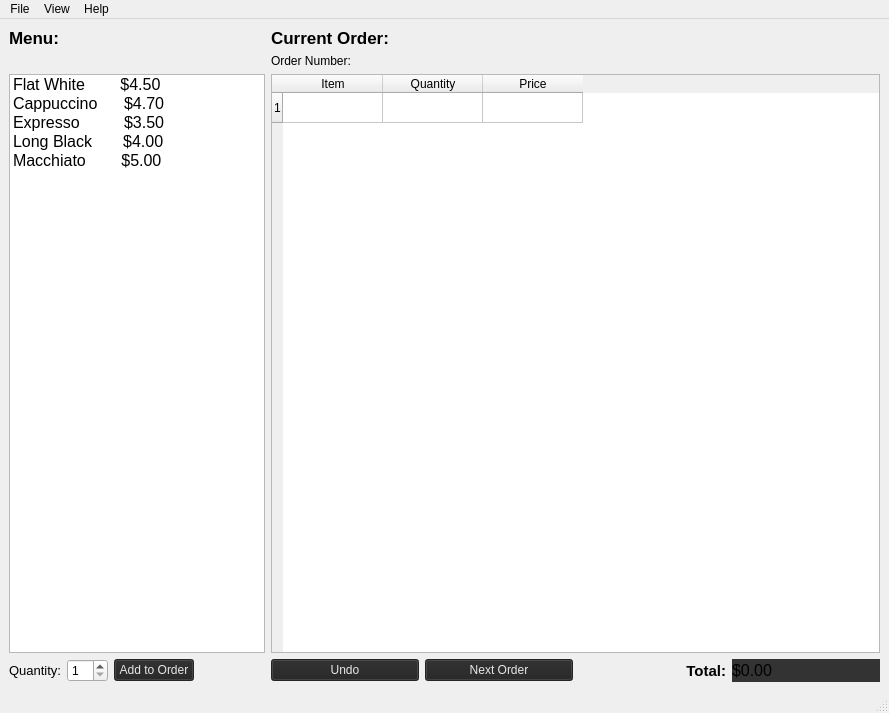
Above: qtc-part2/mainwindow.ui from moylty/DejaBrewPOS before the change. Below: the same form after it.
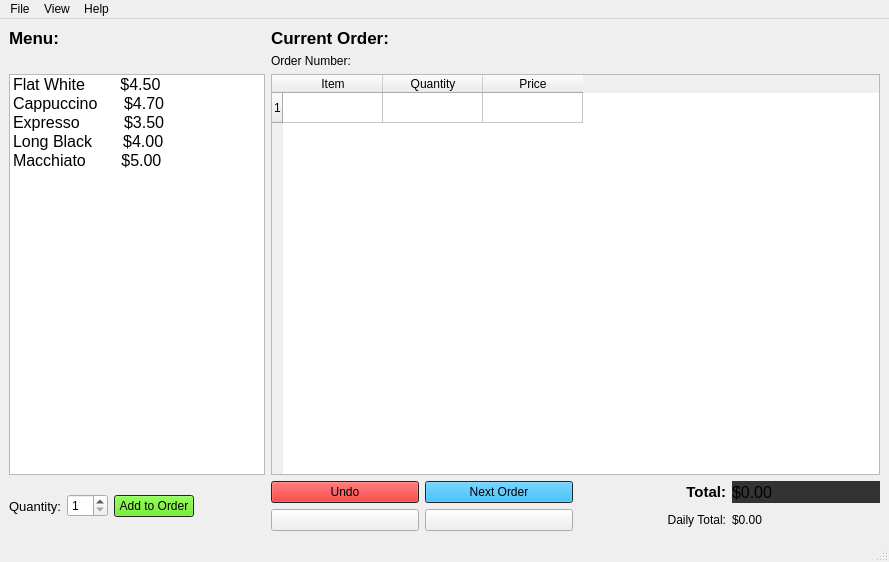
That is the form after the change. Icons and pictures are not drawn.

Commit message: added daily total ; altered colours

```diff
--- a/qtc-part2/mainwindow.ui
+++ b/qtc-part2/mainwindow.ui
@@ -7,7 +7,7 @@
     <x>0</x>
     <y>0</y>
     <width>889</width>
-    <height>713</height>
+    <height>562</height>
    </rect>
   </property>
   <property name="minimumSize">
@@ -25,20 +25,21 @@
   </property>
   <widget class="QWidget" name="centralwidget">
    <layout class="QGridLayout" name="gridLayout">
-    <item row="1" column="7">
-     <widget class="QLabel" name="coLabel">
+    <item row="1" column="0">
+     <widget class="QLabel" name="menulabel">
       <property name="font">
        <font>
         <pointsize>13</pointsize>
+        <weight>75</weight>
         <bold>true</bold>
        </font>
       </property>
       <property name="text">
-       <string>Current Order:</string>
+       <string>Menu:</string>
       </property>
      </widget>
     </item>
-    <item row="5" column="7">
+    <item row="5" column="6">
      <widget class="QTableWidget" name="orderTable">
       <property name="focusPolicy">
        <enum>Qt::NoFocus</enum>
@@ -68,460 +69,12 @@
       </column>
      </widget>
     </item>
-    <item row="7" column="2">
-     <widget class="QPushButton" name="addOrderButton">
-      <property name="palette">
-       <palette>
-        <active>
-         <colorrole role="WindowText">
-          <brush brushstyle="SolidPattern">
-           <color alpha="255">
-            <red>255</red>
-            <green>255</green>
-            <blue>255</blue>
-           </color>
-          </brush>
-         </colorrole>
-         <colorrole role="Button">
-          <brush brushstyle="SolidPattern">
-           <color alpha="255">
-            <red>33</red>
-            <green>99</green>
-            <blue>0</blue>
-           </color>
-          </brush>
-         </colorrole>
-         <colorrole role="Light">
-          <brush brushstyle="SolidPattern">
-           <color alpha="255">
-            <red>49</red>
-            <green>148</green>
-            <blue>0</blue>
-           </color>
-          </brush>
-         </colorrole>
-         <colorrole role="Midlight">
-          <brush brushstyle="SolidPattern">
-           <color alpha="255">
-            <red>41</red>
-            <green>123</green>
-            <blue>0</blue>
-           </color>
-          </brush>
-         </colorrole>
-         <colorrole role="Dark">
-          <brush brushstyle="SolidPattern">
-           <color alpha="255">
-            <red>16</red>
-            <green>49</green>
-            <blue>0</blue>
-           </color>
-          </brush>
-         </colorrole>
-         <colorrole role="Mid">
-          <brush brushstyle="SolidPattern">
-           <color alpha="255">
-            <red>22</red>
-            <green>66</green>
-            <blue>0</blue>
-           </color>
-          </brush>
-         </colorrole>
-         <colorrole role="Text">
-          <brush brushstyle="SolidPattern">
-           <color alpha="255">
-            <red>255</red>
-            <green>255</green>
-            <blue>255</blue>
-           </color>
-          </brush>
-         </colorrole>
-         <colorrole role="BrightText">
-          <brush brushstyle="SolidPattern">
-           <color alpha="255">
-            <red>255</red>
-            <green>255</green>
-            <blue>255</blue>
-           </color>
-          </brush>
-         </colorrole>
-         <colorrole role="ButtonText">
-          <brush brushstyle="SolidPattern">
-           <color alpha="255">
-            <red>255</red>
-            <green>255</green>
-            <blue>255</blue>
-           </color>
-          </brush>
-         </colorrole>
-         <colorrole role="Base">
-          <brush brushstyle="SolidPattern">
-           <color alpha="255">
-            <red>0</red>
-            <green>0</green>
-            <blue>0</blue>
-           </color>
-          </brush>
-         </colorrole>
-         <colorrole role="Window">
-          <brush brushstyle="SolidPattern">
-           <color alpha="255">
-            <red>33</red>
-            <green>99</green>
-            <blue>0</blue>
-           </color>
-          </brush>
-         </colorrole>
-         <colorrole role="Shadow">
-          <brush brushstyle="SolidPattern">
-           <color alpha="255">
-            <red>0</red>
-            <green>0</green>
-            <blue>0</blue>
-           </color>
-          </brush>
-         </colorrole>
-         <colorrole role="AlternateBase">
-          <brush brushstyle="SolidPattern">
-           <color alpha="255">
-            <red>16</red>
-            <green>49</green>
-            <blue>0</blue>
-           </color>
-          </brush>
-         </colorrole>
-         <colorrole role="ToolTipBase">
-          <brush brushstyle="SolidPattern">
-           <color alpha="255">
-            <red>255</red>
-            <green>255</green>
-            <blue>220</blue>
-           </color>
-          </brush>
-         </colorrole>
-         <colorrole role="ToolTipText">
-          <brush brushstyle="SolidPattern">
-           <color alpha="255">
-            <red>0</red>
-            <green>0</green>
-            <blue>0</blue>
-           </color>
-          </brush>
-         </colorrole>
-        </active>
-        <inactive>
-         <colorrole role="WindowText">
-          <brush brushstyle="SolidPattern">
-           <color alpha="255">
-            <red>231</red>
-            <green>231</green>
-            <blue>231</blue>
-           </color>
-          </brush>
-         </colorrole>
-         <colorrole role="Button">
-          <brush brushstyle="SolidPattern">
-           <color alpha="255">
-            <red>35</red>
-            <green>35</green>
-            <blue>35</blue>
-           </color>
-          </brush>
-         </colorrole>
-         <colorrole role="Light">
-          <brush brushstyle="SolidPattern">
-           <color alpha="255">
-            <red>255</red>
-            <green>255</green>
-            <blue>255</blue>
-           </color>
-          </brush>
-         </colorrole>
-         <colorrole role="Midlight">
-          <brush brushstyle="SolidPattern">
-           <color alpha="255">
-            <red>202</red>
-            <green>202</green>
-            <blue>202</blue>
-           </color>
-          </brush>
-         </colorrole>
-         <colorrole role="Dark">
-          <brush brushstyle="SolidPattern">
-           <color alpha="255">
-            <red>35</red>
-            <green>35</green>
-            <blue>35</blue>
-           </color>
-          </brush>
-         </colorrole>
-         <colorrole role="Mid">
-          <brush brushstyle="SolidPattern">
-           <color alpha="255">
-            <red>160</red>
-            <green>160</green>
-            <blue>160</blue>
-           </color>
-          </brush>
-         </colorrole>
-         <colorrole role="Text">
-          <brush brushstyle="SolidPattern">
-           <color alpha="255">
-            <red>231</red>
-            <green>231</green>
-            <blue>231</blue>
-           </color>
-          </brush>
-         </colorrole>
-         <colorrole role="BrightText">
-          <brush brushstyle="SolidPattern">
-           <color alpha="255">
-            <red>255</red>
-            <green>0</green>
-            <blue>0</blue>
-           </color>
-          </brush>
-         </colorrole>
-         <colorrole role="ButtonText">
-          <brush brushstyle="SolidPattern">
-           <color alpha="255">
-            <red>231</red>
-            <green>231</green>
-            <blue>231</blue>
-           </color>
-          </brush>
-         </colorrole>
-         <colorrole role="Base">
-          <brush brushstyle="SolidPattern">
-           <color alpha="255">
-            <red>51</red>
-            <green>51</green>
-            <blue>51</blue>
-           </color>
-          </brush>
-         </colorrole>
-         <colorrole role="Window">
-          <brush brushstyle="SolidPattern">
-           <color alpha="255">
-            <red>51</red>
-            <green>51</green>
-            <blue>51</blue>
-           </color>
-          </brush>
-         </colorrole>
-         <colorrole role="Shadow">
-          <brush brushstyle="SolidPattern">
-           <color alpha="255">
-            <red>118</red>
-            <green>118</green>
-            <blue>118</blue>
-           </color>
-          </brush>
-         </colorrole>
-         <colorrole role="AlternateBase">
-          <brush brushstyle="SolidPattern">
-           <color alpha="255">
-            <red>81</red>
-            <green>81</green>
-            <blue>81</blue>
-           </color>
-          </brush>
-         </colorrole>
-         <colorrole role="ToolTipBase">
-          <brush brushstyle="SolidPattern">
-           <color alpha="102">
-            <red>0</red>
-            <green>0</green>
-            <blue>0</blue>
-           </color>
-          </brush>
-         </colorrole>
-         <colorrole role="ToolTipText">
-          <brush brushstyle="SolidPattern">
-           <color alpha="255">
-            <red>231</red>
-            <green>231</green>
-            <blue>231</blue>
-           </color>
-          </brush>
-         </colorrole>
-        </inactive>
-        <disabled>
-         <colorrole role="WindowText">
-          <brush brushstyle="SolidPattern">
-           <color alpha="255">
-            <red>16</red>
-            <green>49</green>
-            <blue>0</blue>
-           </color>
-          </brush>
-         </colorrole>
-         <colorrole role="Button">
-          <brush brushstyle="SolidPattern">
-           <color alpha="255">
-            <red>33</red>
-            <green>99</green>
-            <blue>0</blue>
-           </color>
-          </brush>
-         </colorrole>
-         <colorrole role="Light">
-          <brush brushstyle="SolidPattern">
-           <color alpha="255">
-            <red>49</red>
-            <green>148</green>
-            <blue>0</blue>
-           </color>
-          </brush>
-         </colorrole>
-         <colorrole role="Midlight">
-          <brush brushstyle="SolidPattern">
-           <color alpha="255">
-            <red>41</red>
-            <green>123</green>
-            <blue>0</blue>
-           </color>
-          </brush>
-         </colorrole>
-         <colorrole role="Dark">
-          <brush brushstyle="SolidPattern">
-           <color alpha="255">
-            <red>16</red>
-            <green>49</green>
-            <blue>0</blue>
-           </color>
-          </brush>
-         </colorrole>
-         <colorrole role="Mid">
-          <brush brushstyle="SolidPattern">
-           <color alpha="255">
-            <red>22</red>
-            <green>66</green>
-            <blue>0</blue>
-           </color>
-          </brush>
-         </colorrole>
-         <colorrole role="Text">
-          <brush brushstyle="SolidPattern">
-           <color alpha="255">
-            <red>16</red>
-            <green>49</green>
-            <blue>0</blue>
-           </color>
-          </brush>
-         </colorrole>
-         <colorrole role="BrightText">
-          <brush brushstyle="SolidPattern">
-           <color alpha="255">
-            <red>255</red>
-            <green>255</green>
-            <blue>255</blue>
-           </color>
-          </brush>
-         </colorrole>
-         <colorrole role="ButtonText">
-          <brush brushstyle="SolidPattern">
-           <color alpha="255">
-            <red>16</red>
-            <green>49</green>
-            <blue>0</blue>
-           </color>
-          </brush>
-         </colorrole>
-         <colorrole role="Base">
-          <brush brushstyle="SolidPattern">
-           <color alpha="255">
-            <red>33</red>
-            <green>99</green>
-            <blue>0</blue>
-           </color>
-          </brush>
-         </colorrole>
-         <colorrole role="Window">
-          <brush brushstyle="SolidPattern">
-           <color alpha="255">
-            <red>33</red>
-            <green>99</green>
-            <blue>0</blue>
-           </color>
-          </brush>
-         </colorrole>
-         <colorrole role="Shadow">
-          <brush brushstyle="SolidPattern">
-           <color alpha="255">
-            <red>177</red>
-            <green>177</green>
-            <blue>177</blue>
-           </color>
-          </brush>
-         </colorrole>
-         <colorrole role="AlternateBase">
-          <brush brushstyle="SolidPattern">
-           <color alpha="255">
-            <red>81</red>
-            <green>81</green>
-            <blue>81</blue>
-           </color>
-          </brush>
-         </colorrole>
-         <colorrole role="ToolTipBase">
-          <brush brushstyle="SolidPattern">
-           <color alpha="102">
-            <red>0</red>
-            <green>0</green>
-            <blue>0</blue>
-           </color>
-          </brush>
-         </colorrole>
-         <colorrole role="ToolTipText">
-          <brush brushstyle="SolidPattern">
-           <color alpha="255">
-            <red>231</red>
-            <green>231</green>
-            <blue>231</blue>
-           </color>
-          </brush>
-         </colorrole>
-        </disabled>
-       </palette>
-      </property>
-      <property name="text">
-       <string>Add to Order</string>
-      </property>
-     </widget>
-    </item>
-    <item row="1" column="0">
-     <widget class="QLabel" name="menulabel">
-      <property name="font">
-       <font>
-        <pointsize>13</pointsize>
-        <bold>true</bold>
-       </font>
-      </property>
-      <property name="text">
-       <string>Menu:</string>
-      </property>
-     </widget>
-    </item>
-    <item row="3" column="7">
-     <widget class="QLabel" name="onLabel">
-      <property name="text">
-       <string>Order Number: </string>
-      </property>
-     </widget>
-    </item>
-    <item row="7" column="1">
-     <widget class="QSpinBox" name="orderQuantity">
-      <property name="minimum">
-       <number>1</number>
-      </property>
-     </widget>
-    </item>
-    <item row="7" column="0">
+    <item row="6" column="0">
      <widget class="QLabel" name="quanLabel">
       <property name="font">
        <font>
         <pointsize>10</pointsize>
+        <weight>50</weight>
         <bold>false</bold>
        </font>
       </property>
@@ -536,7 +89,520 @@
       </property>
      </widget>
     </item>
-    <item row="7" column="7">
+    <item row="6" column="1">
+     <widget class="QSpinBox" name="orderQuantity">
+      <property name="minimum">
+       <number>1</number>
+      </property>
+     </widget>
+    </item>
+    <item row="3" column="6">
+     <widget class="QLabel" name="onLabel">
+      <property name="text">
+       <string>Order Number: </string>
+      </property>
+     </widget>
+    </item>
+    <item row="1" column="6">
+     <widget class="QLabel" name="coLabel">
+      <property name="font">
+       <font>
+        <pointsize>13</pointsize>
+        <weight>75</weight>
+        <bold>true</bold>
+       </font>
+      </property>
+      <property name="text">
+       <string>Current Order:</string>
+      </property>
+     </widget>
+    </item>
+    <item row="6" column="2">
+     <widget class="QPushButton" name="addOrderButton">
+      <property name="palette">
+       <palette>
+        <active>
+         <colorrole role="WindowText">
+          <brush brushstyle="SolidPattern">
+           <color alpha="255">
+            <red>255</red>
+            <green>255</green>
+            <blue>255</blue>
+           </color>
+          </brush>
+         </colorrole>
+         <colorrole role="Button">
+          <brush brushstyle="SolidPattern">
+           <color alpha="255">
+            <red>76</red>
+            <green>227</green>
+            <blue>0</blue>
+           </color>
+          </brush>
+         </colorrole>
+         <colorrole role="Light">
+          <brush brushstyle="SolidPattern">
+           <color alpha="255">
+            <red>49</red>
+            <green>148</green>
+            <blue>0</blue>
+           </color>
+          </brush>
+         </colorrole>
+         <colorrole role="Midlight">
+          <brush brushstyle="SolidPattern">
+           <color alpha="255">
+            <red>41</red>
+            <green>123</green>
+            <blue>0</blue>
+           </color>
+          </brush>
+         </colorrole>
+         <colorrole role="Dark">
+          <brush brushstyle="SolidPattern">
+           <color alpha="255">
+            <red>16</red>
+            <green>49</green>
+            <blue>0</blue>
+           </color>
+          </brush>
+         </colorrole>
+         <colorrole role="Mid">
+          <brush brushstyle="SolidPattern">
+           <color alpha="255">
+            <red>22</red>
+            <green>66</green>
+            <blue>0</blue>
+           </color>
+          </brush>
+         </colorrole>
+         <colorrole role="Text">
+          <brush brushstyle="SolidPattern">
+           <color alpha="255">
+            <red>255</red>
+            <green>255</green>
+            <blue>255</blue>
+           </color>
+          </brush>
+         </colorrole>
+         <colorrole role="BrightText">
+          <brush brushstyle="SolidPattern">
+           <color alpha="255">
+            <red>255</red>
+            <green>255</green>
+            <blue>255</blue>
+           </color>
+          </brush>
+         </colorrole>
+         <colorrole role="ButtonText">
+          <brush brushstyle="SolidPattern">
+           <color alpha="255">
+            <red>0</red>
+            <green>0</green>
+            <blue>0</blue>
+           </color>
+          </brush>
+         </colorrole>
+         <colorrole role="Base">
+          <brush brushstyle="SolidPattern">
+           <color alpha="255">
+            <red>0</red>
+            <green>0</green>
+            <blue>0</blue>
+           </color>
+          </brush>
+         </colorrole>
+         <colorrole role="Window">
+          <brush brushstyle="SolidPattern">
+           <color alpha="255">
+            <red>33</red>
+            <green>99</green>
+            <blue>0</blue>
+           </color>
+          </brush>
+         </colorrole>
+         <colorrole role="Shadow">
+          <brush brushstyle="SolidPattern">
+           <color alpha="255">
+            <red>0</red>
+            <green>0</green>
+            <blue>0</blue>
+           </color>
+          </brush>
+         </colorrole>
+         <colorrole role="AlternateBase">
+          <brush brushstyle="SolidPattern">
+           <color alpha="255">
+            <red>16</red>
+            <green>49</green>
+            <blue>0</blue>
+           </color>
+          </brush>
+         </colorrole>
+         <colorrole role="ToolTipBase">
+          <brush brushstyle="SolidPattern">
+           <color alpha="255">
+            <red>255</red>
+            <green>255</green>
+            <blue>220</blue>
+           </color>
+          </brush>
+         </colorrole>
+         <colorrole role="ToolTipText">
+          <brush brushstyle="SolidPattern">
+           <color alpha="255">
+            <red>0</red>
+            <green>0</green>
+            <blue>0</blue>
+           </color>
+          </brush>
+         </colorrole>
+         <colorrole role="PlaceholderText">
+          <brush brushstyle="NoBrush">
+           <color alpha="128">
+            <red>255</red>
+            <green>255</green>
+            <blue>255</blue>
+           </color>
+          </brush>
+         </colorrole>
+        </active>
+        <inactive>
+         <colorrole role="WindowText">
+          <brush brushstyle="SolidPattern">
+           <color alpha="255">
+            <red>231</red>
+            <green>231</green>
+            <blue>231</blue>
+           </color>
+          </brush>
+         </colorrole>
+         <colorrole role="Button">
+          <brush brushstyle="SolidPattern">
+           <color alpha="255">
+            <red>76</red>
+            <green>227</green>
+            <blue>0</blue>
+           </color>
+          </brush>
+         </colorrole>
+         <colorrole role="Light">
+          <brush brushstyle="SolidPattern">
+           <color alpha="255">
+            <red>255</red>
+            <green>255</green>
+            <blue>255</blue>
+           </color>
+          </brush>
+         </colorrole>
+         <colorrole role="Midlight">
+          <brush brushstyle="SolidPattern">
+           <color alpha="255">
+            <red>202</red>
+            <green>202</green>
+            <blue>202</blue>
+           </color>
+          </brush>
+         </colorrole>
+         <colorrole role="Dark">
+          <brush brushstyle="SolidPattern">
+           <color alpha="255">
+            <red>35</red>
+            <green>35</green>
+            <blue>35</blue>
+           </color>
+          </brush>
+         </colorrole>
+         <colorrole role="Mid">
+          <brush brushstyle="SolidPattern">
+           <color alpha="255">
+            <red>160</red>
+            <green>160</green>
+            <blue>160</blue>
+           </color>
+          </brush>
+         </colorrole>
+         <colorrole role="Text">
+          <brush brushstyle="SolidPattern">
+           <color alpha="255">
+            <red>231</red>
+            <green>231</green>
+            <blue>231</blue>
+           </color>
+          </brush>
+         </colorrole>
+         <colorrole role="BrightText">
+          <brush brushstyle="SolidPattern">
+           <color alpha="255">
+            <red>255</red>
+            <green>0</green>
+            <blue>0</blue>
+           </color>
+          </brush>
+         </colorrole>
+         <colorrole role="ButtonText">
+          <brush brushstyle="SolidPattern">
+           <color alpha="255">
+            <red>0</red>
+            <green>0</green>
+            <blue>0</blue>
+           </color>
+          </brush>
+         </colorrole>
+         <colorrole role="Base">
+          <brush brushstyle="SolidPattern">
+           <color alpha="255">
+            <red>51</red>
+            <green>51</green>
+            <blue>51</blue>
+           </color>
+          </brush>
+         </colorrole>
+         <colorrole role="Window">
+          <brush brushstyle="SolidPattern">
+           <color alpha="255">
+            <red>51</red>
+            <green>51</green>
+            <blue>51</blue>
+           </color>
+          </brush>
+         </colorrole>
+         <colorrole role="Shadow">
+          <brush brushstyle="SolidPattern">
+           <color alpha="255">
+            <red>118</red>
+            <green>118</green>
+            <blue>118</blue>
+           </color>
+          </brush>
+         </colorrole>
+         <colorrole role="AlternateBase">
+          <brush brushstyle="SolidPattern">
+           <color alpha="255">
+            <red>81</red>
+            <green>81</green>
+            <blue>81</blue>
+           </color>
+          </brush>
+         </colorrole>
+         <colorrole role="ToolTipBase">
+          <brush brushstyle="SolidPattern">
+           <color alpha="102">
+            <red>0</red>
+            <green>0</green>
+            <blue>0</blue>
+           </color>
+          </brush>
+         </colorrole>
+         <colorrole role="ToolTipText">
+          <brush brushstyle="SolidPattern">
+           <color alpha="255">
+            <red>231</red>
+            <green>231</green>
+            <blue>231</blue>
+           </color>
+          </brush>
+         </colorrole>
+         <colorrole role="PlaceholderText">
+          <brush brushstyle="NoBrush">
+           <color alpha="128">
+            <red>255</red>
+            <green>255</green>
+            <blue>255</blue>
+           </color>
+          </brush>
+         </colorrole>
+        </inactive>
+        <disabled>
+         <colorrole role="WindowText">
+          <brush brushstyle="SolidPattern">
+           <color alpha="255">
+            <red>16</red>
+            <green>49</green>
+            <blue>0</blue>
+           </color>
+          </brush>
+         </colorrole>
+         <colorrole role="Button">
+          <brush brushstyle="SolidPattern">
+           <color alpha="255">
+            <red>76</red>
+            <green>227</green>
+            <blue>0</blue>
+           </color>
+          </brush>
+         </colorrole>
+         <colorrole role="Light">
+          <brush brushstyle="SolidPattern">
+           <color alpha="255">
+            <red>49</red>
+            <green>148</green>
+            <blue>0</blue>
+           </color>
+          </brush>
+         </colorrole>
+         <colorrole role="Midlight">
+          <brush brushstyle="SolidPattern">
+           <color alpha="255">
+            <red>41</red>
+            <green>123</green>
+            <blue>0</blue>
+           </color>
+          </brush>
+         </colorrole>
+         <colorrole role="Dark">
+          <brush brushstyle="SolidPattern">
+           <color alpha="255">
+            <red>16</red>
+            <green>49</green>
+            <blue>0</blue>
+           </color>
+          </brush>
+         </colorrole>
+         <colorrole role="Mid">
+          <brush brushstyle="SolidPattern">
+           <color alpha="255">
+            <red>22</red>
+            <green>66</green>
+            <blue>0</blue>
+           </color>
+          </brush>
+         </colorrole>
+         <colorrole role="Text">
+          <brush brushstyle="SolidPattern">
+           <color alpha="255">
+            <red>16</red>
+            <green>49</green>
+            <blue>0</blue>
+           </color>
+          </brush>
+         </colorrole>
+         <colorrole role="BrightText">
+          <brush brushstyle="SolidPattern">
+           <color alpha="255">
+            <red>255</red>
+            <green>255</green>
+            <blue>255</blue>
+           </color>
+          </brush>
+         </colorrole>
+         <colorrole role="ButtonText">
+          <brush brushstyle="SolidPattern">
+           <color alpha="255">
+            <red>16</red>
+            <green>49</green>
+            <blue>0</blue>
+           </color>
+          </brush>
+         </colorrole>
+         <colorrole role="Base">
+          <brush brushstyle="SolidPattern">
+           <color alpha="255">
+            <red>33</red>
+            <green>99</green>
+            <blue>0</blue>
+           </color>
+          </brush>
+         </colorrole>
+         <colorrole role="Window">
+          <brush brushstyle="SolidPattern">
+           <color alpha="255">
+            <red>33</red>
+            <green>99</green>
+            <blue>0</blue>
+           </color>
+          </brush>
+         </colorrole>
+         <colorrole role="Shadow">
+          <brush brushstyle="SolidPattern">
+           <color alpha="255">
+            <red>177</red>
+            <green>177</green>
+            <blue>177</blue>
+           </color>
+          </brush>
+         </colorrole>
+         <colorrole role="AlternateBase">
+          <brush brushstyle="SolidPattern">
+           <color alpha="255">
+            <red>81</red>
+            <green>81</green>
+            <blue>81</blue>
+           </color>
+          </brush>
+         </colorrole>
+         <colorrole role="ToolTipBase">
+          <brush brushstyle="SolidPattern">
+           <color alpha="102">
+            <red>0</red>
+            <green>0</green>
+            <blue>0</blue>
+           </color>
+          </brush>
+         </colorrole>
+         <colorrole role="ToolTipText">
+          <brush brushstyle="SolidPattern">
+           <color alpha="255">
+            <red>231</red>
+            <green>231</green>
+            <blue>231</blue>
+           </color>
+          </brush>
+         </colorrole>
+         <colorrole role="PlaceholderText">
+          <brush brushstyle="NoBrush">
+           <color alpha="128">
+            <red>255</red>
+            <green>255</green>
+            <blue>255</blue>
+           </color>
+          </brush>
+         </colorrole>
+        </disabled>
+       </palette>
+      </property>
+      <property name="text">
+       <string>Add to Order</string>
+      </property>
+     </widget>
+    </item>
+    <item row="5" column="0" colspan="5">
+     <widget class="QListWidget" name="menuList">
+      <property name="font">
+       <font>
+        <pointsize>12</pointsize>
+       </font>
+      </property>
+      <item>
+       <property name="text">
+        <string>Flat White        $4.50</string>
+       </property>
+      </item>
+      <item>
+       <property name="text">
+        <string>Cappuccino      $4.70</string>
+       </property>
+      </item>
+      <item>
+       <property name="text">
+        <string>Expresso          $3.50</string>
+       </property>
+      </item>
+      <item>
+       <property name="text">
+        <string>Long Black       $4.00</string>
+       </property>
+      </item>
+      <item>
+       <property name="text">
+        <string>Macchiato        $5.00</string>
+       </property>
+      </item>
+     </widget>
+    </item>
+    <item row="6" column="6">
+     <layout class="QGridLayout" name="gridLayout_2">
+      <item row="0" column="1">
      <layout class="QHBoxLayout" name="horizontalLayout">
       <item>
        <widget class="QPushButton" name="undoButton">
@@ -555,7 +621,7 @@
            <colorrole role="Button">
             <brush brushstyle="SolidPattern">
              <color alpha="255">
-              <red>170</red>
+                <red>239</red>
               <green>0</green>
               <blue>0</blue>
              </color>
@@ -618,9 +684,9 @@
            <colorrole role="ButtonText">
             <brush brushstyle="SolidPattern">
              <color alpha="255">
-              <red>255</red>
-              <green>255</green>
-              <blue>255</blue>
+                <red>0</red>
+                <green>0</green>
+                <blue>0</blue>
              </color>
             </brush>
            </colorrole>
@@ -678,6 +744,15 @@
              </color>
             </brush>
            </colorrole>
+             <colorrole role="PlaceholderText">
+              <brush brushstyle="NoBrush">
+               <color alpha="128">
+                <red>255</red>
+                <green>255</green>
+                <blue>255</blue>
+               </color>
+              </brush>
+             </colorrole>
           </active>
           <inactive>
            <colorrole role="WindowText">
@@ -692,9 +767,9 @@
            <colorrole role="Button">
             <brush brushstyle="SolidPattern">
              <color alpha="255">
-              <red>35</red>
-              <green>35</green>
-              <blue>35</blue>
+                <red>239</red>
+                <green>0</green>
+                <blue>0</blue>
              </color>
             </brush>
            </colorrole>
@@ -755,9 +830,9 @@
            <colorrole role="ButtonText">
             <brush brushstyle="SolidPattern">
              <color alpha="255">
-              <red>231</red>
-              <green>231</green>
-              <blue>231</blue>
+                <red>0</red>
+                <green>0</green>
+                <blue>0</blue>
              </color>
             </brush>
            </colorrole>
@@ -815,6 +890,15 @@
              </color>
             </brush>
            </colorrole>
+             <colorrole role="PlaceholderText">
+              <brush brushstyle="NoBrush">
+               <color alpha="128">
+                <red>255</red>
+                <green>255</green>
+                <blue>255</blue>
+               </color>
+              </brush>
+             </colorrole>
           </inactive>
           <disabled>
            <colorrole role="WindowText">
@@ -829,7 +913,7 @@
            <colorrole role="Button">
             <brush brushstyle="SolidPattern">
              <color alpha="255">
-              <red>170</red>
+                <red>239</red>
               <green>0</green>
               <blue>0</blue>
              </color>
@@ -952,6 +1036,15 @@
              </color>
             </brush>
            </colorrole>
+             <colorrole role="PlaceholderText">
+              <brush brushstyle="NoBrush">
+               <color alpha="128">
+                <red>255</red>
+                <green>255</green>
+                <blue>255</blue>
+               </color>
+              </brush>
+             </colorrole>
           </disabled>
          </palette>
         </property>
@@ -981,8 +1074,8 @@
             <brush brushstyle="SolidPattern">
              <color alpha="255">
               <red>0</red>
-              <green>89</green>
-              <blue>134</blue>
+                <green>167</green>
+                <blue>250</blue>
              </color>
             </brush>
            </colorrole>
@@ -1043,9 +1136,9 @@
            <colorrole role="ButtonText">
             <brush brushstyle="SolidPattern">
              <color alpha="255">
-              <red>255</red>
-              <green>255</green>
-              <blue>255</blue>
+                <red>0</red>
+                <green>0</green>
+                <blue>0</blue>
              </color>
             </brush>
            </colorrole>
@@ -1103,6 +1196,15 @@
              </color>
             </brush>
            </colorrole>
+             <colorrole role="PlaceholderText">
+              <brush brushstyle="NoBrush">
+               <color alpha="128">
+                <red>0</red>
+                <green>0</green>
+                <blue>0</blue>
+               </color>
+              </brush>
+             </colorrole>
           </active>
           <inactive>
            <colorrole role="WindowText">
@@ -1117,9 +1219,9 @@
            <colorrole role="Button">
             <brush brushstyle="SolidPattern">
              <color alpha="255">
-              <red>35</red>
-              <green>35</green>
-              <blue>35</blue>
+                <red>0</red>
+                <green>167</green>
+                <blue>250</blue>
              </color>
             </brush>
            </colorrole>
@@ -1180,9 +1282,9 @@
            <colorrole role="ButtonText">
             <brush brushstyle="SolidPattern">
              <color alpha="255">
-              <red>231</red>
-              <green>231</green>
-              <blue>231</blue>
+                <red>0</red>
+                <green>0</green>
+                <blue>0</blue>
              </color>
             </brush>
            </colorrole>
@@ -1240,6 +1342,15 @@
              </color>
             </brush>
            </colorrole>
+             <colorrole role="PlaceholderText">
+              <brush brushstyle="NoBrush">
+               <color alpha="128">
+                <red>0</red>
+                <green>0</green>
+                <blue>0</blue>
+               </color>
+              </brush>
+             </colorrole>
           </inactive>
           <disabled>
            <colorrole role="WindowText">
@@ -1255,8 +1366,8 @@
             <brush brushstyle="SolidPattern">
              <color alpha="255">
               <red>0</red>
-              <green>89</green>
-              <blue>134</blue>
+                <green>167</green>
+                <blue>250</blue>
              </color>
             </brush>
            </colorrole>
@@ -1377,6 +1488,15 @@
              </color>
             </brush>
            </colorrole>
+             <colorrole role="PlaceholderText">
+              <brush brushstyle="NoBrush">
+               <color alpha="128">
+                <red>0</red>
+                <green>0</green>
+                <blue>0</blue>
+               </color>
+              </brush>
+             </colorrole>
           </disabled>
          </palette>
         </property>
@@ -1393,6 +1513,7 @@
         <property name="font">
          <font>
           <pointsize>11</pointsize>
+            <weight>75</weight>
           <bold>true</bold>
          </font>
         </property>
@@ -1448,6 +1569,15 @@
              </color>
             </brush>
            </colorrole>
+             <colorrole role="Base">
+              <brush brushstyle="SolidPattern">
+               <color alpha="255">
+                <red>85</red>
+                <green>170</green>
+                <blue>255</blue>
+               </color>
+              </brush>
+             </colorrole>
            <colorrole role="Window">
             <brush brushstyle="SolidPattern">
              <color alpha="255">
@@ -1513,6 +1643,15 @@
              </color>
             </brush>
            </colorrole>
+             <colorrole role="Base">
+              <brush brushstyle="SolidPattern">
+               <color alpha="255">
+                <red>85</red>
+                <green>170</green>
+                <blue>255</blue>
+               </color>
+              </brush>
+             </colorrole>
            <colorrole role="Window">
             <brush brushstyle="SolidPattern">
              <color alpha="255">
@@ -1578,6 +1717,15 @@
              </color>
             </brush>
            </colorrole>
+             <colorrole role="Base">
+              <brush brushstyle="SolidPattern">
+               <color alpha="255">
+                <red>240</red>
+                <green>240</green>
+                <blue>240</blue>
+               </color>
+              </brush>
+             </colorrole>
            <colorrole role="Window">
             <brush brushstyle="SolidPattern">
              <color alpha="255">
@@ -1623,39 +1771,42 @@
       </item>
      </layout>
     </item>
-    <item row="5" column="0" colspan="5">
-     <widget class="QListWidget" name="menuList">
-      <property name="font">
-       <font>
-        <pointsize>12</pointsize>
-       </font>
-      </property>
+      <item row="1" column="1">
+       <layout class="QHBoxLayout" name="horizontalLayout_2">
       <item>
+         <widget class="QPushButton" name="invB1">
        <property name="text">
-        <string>Flat White        $4.50</string>
-       </property>
+           <string/>
+          </property>
+         </widget>
       </item>
       <item>
+         <widget class="QPushButton" name="invB2">
        <property name="text">
-        <string>Cappuccino      $4.70</string>
-       </property>
+           <string/>
+          </property>
+         </widget>
       </item>
       <item>
+         <widget class="QLabel" name="dtLabel">
        <property name="text">
-        <string>Expresso          $3.50</string>
-       </property>
-      </item>
-      <item>
-       <property name="text">
-        <string>Long Black       $4.00</string>
-       </property>
+           <string>Daily Total:</string>
+          </property>
+          <property name="alignment">
+           <set>Qt::AlignRight|Qt::AlignTrailing|Qt::AlignVCenter</set>
+          </property>
+         </widget>
       </item>
       <item>
+         <widget class="QLabel" name="dtValue">
        <property name="text">
-        <string>Macchiato        $5.00</string>
-       </property>
-      </item>
-     </widget>
+           <string>$0.00</string>
+          </property>
+         </widget>
+        </item>
+       </layout>
+      </item>
+     </layout>
     </item>
    </layout>
   </widget>
@@ -1665,7 +1816,7 @@
      <x>0</x>
      <y>0</y>
      <width>889</width>
-     <height>19</height>
+     <height>21</height>
     </rect>
    </property>
    <widget class="QMenu" name="menuFile">
```
Lines whose indentation alone changed are shown as unchanged. The commit also changes 14 other files.
